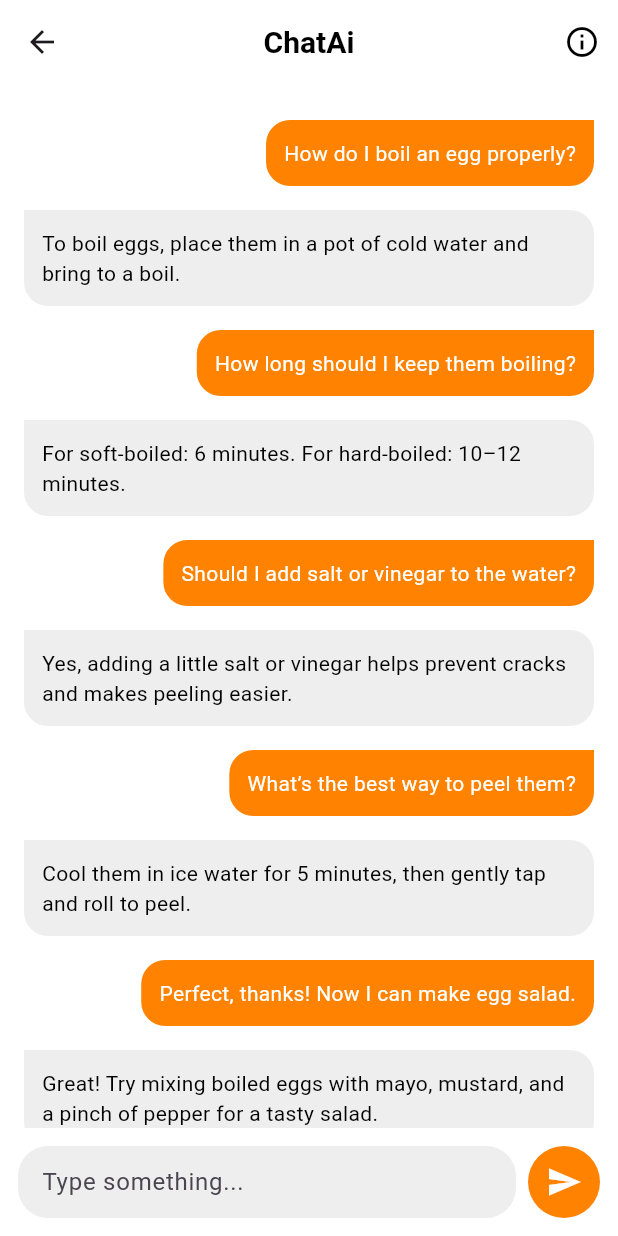
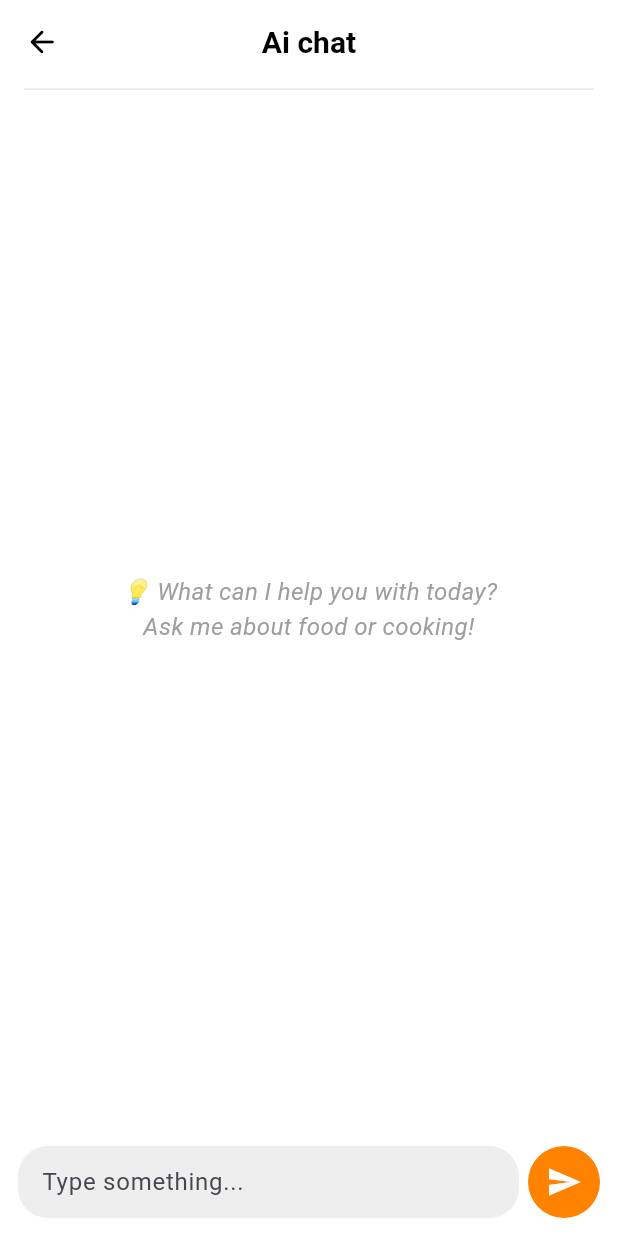
Before and after one commit to Ashfaqibnuajmal/Food_delivery_app_user, a Flutter app: the AiChat screen opened directly, on a phone screen of 412 x 824 dp. Run offline on Flutter 3.47's test engine with Material 3 defaults, Android fonts, the phone set to English and light mode, and no system bars; our stand-ins replace bloc, cloud_firestore, equatable, firebase_auth, firebase_core, flutter_bloc and 6 more; accounts and stored records are empty.

Commit message:
ai chat done

```diff
--- /dev/null
+++ b/lib/features/home/bloc/ai_chat_bloc.dart
@@ -0,0 +1,73 @@
+import 'package:flutter_bloc/flutter_bloc.dart';
+import 'package:google_generative_ai/google_generative_ai.dart';
+import 'package:mera_app/features/home/bloc/ai_chat_event.dart';
+import 'package:mera_app/features/home/bloc/ai_chat_state.dart';
+
+class AiChatBloc extends Bloc<AiChatEvent, AiChatState> {
+  final String apiKey = "AIzaSyBY5c6Xoy95ohk65AsuTNMIeLlfqcMe8SQ";
+  late GenerativeModel model;
+
+  final List<String> allowedKeywords = [
+    "cook",
+    "recipe",
+    "boil",
+    "bake",
+    "grill",
+    "fry",
+    "meal",
+    "food",
+    "curry",
+    "rice",
+    "chicken",
+    "egg",
+    "vegetable",
+    "cake",
+    "snack"
+  ];
+  AiChatBloc() : super(const AiChatInitial()) {
+    model = GenerativeModel(
+      model: 'gemini-2.5-pro',
+      apiKey: apiKey,
+    );
+    on<GenerateContentEvent>((event, emit) async {
+      final updatedMessages = List<Map<String, dynamic>>.from(state.messages)
+        ..add({'text': event.prompt, 'isUser': true});
+      bool allowed = allowedKeywords.any((keyword) =>
+          event.prompt.toLowerCase().contains(keyword.toLowerCase()));
+
+      if (!allowed) {
+        updatedMessages.add({
+          'text':
+              " Sorry, only food and cooking-related questions are allowed. Please try asking something about recipes, ingredients, or cooking methods.",
+          'isUser': false
+        });
+        emit(AiChatLoaded(messages: updatedMessages));
+        return; // Stop further processing
+      }
+      emit(AiChatLoading(
+          messages: updatedMessages, loadingStage: "Thinking..."));
+      await Future.delayed(const Duration(seconds: 3));
+      emit(AiChatLoading(
+          messages: updatedMessages, loadingStage: "Analyzing..."));
+      await Future.delayed(const Duration(seconds: 3));
+      emit(AiChatLoading(messages: updatedMessages, loadingStage: "Typing..."));
+      await Future.delayed(const Duration(seconds: 3));
+      try {
+        final content = [Content.text(event.prompt)];
+        final response = await model.generateContent(content);
+
+        if (response.candidates.isNotEmpty) {
+          updatedMessages.add({'text': response.text ?? "", 'isUser': false});
+        } else {
+          updatedMessages.add({'text': "No response found.", 'isUser': false});
+        }
+
+        emit(AiChatLoaded(messages: updatedMessages));
+      } catch (error) {
+        updatedMessages
+            .add({'text': "Error: ${error.toString()}", 'isUser': false});
+        emit(AiChatError(error: error.toString(), messages: updatedMessages));
+      }
+    });
+  }
+}
--- /dev/null
+++ b/lib/features/home/bloc/ai_chat_event.dart
@@ -0,0 +1,14 @@
+import 'package:equatable/equatable.dart';
+
+abstract class AiChatEvent extends Equatable {
+  const AiChatEvent();
+  @override
+  List<Object> get props => [];
+}
+
+class GenerateContentEvent extends AiChatEvent {
+  final String prompt;
+  const GenerateContentEvent(this.prompt);
+  @override
+  List<Object> get props => [prompt];
+}
--- /dev/null
+++ b/lib/features/home/bloc/ai_chat_state.dart
@@ -0,0 +1,53 @@
+import 'package:equatable/equatable.dart';
+
+class AiChatState extends Equatable {
+  final List<Map<String, dynamic>> messages;
+  final bool isLoading;
+  final String loadingStage;
+  const AiChatState(
+      {this.messages = const [],
+      this.isLoading = false,
+      this.loadingStage = ""});
+
+  AiChatState copyWith({
+    List<Map<String, dynamic>>? messages,
+    bool? isLoading,
+    String? loadingStage,
+  }) {
+    return AiChatState(
+      messages: messages ?? this.messages,
+      isLoading: isLoading ?? this.isLoading,
+      loadingStage: loadingStage ?? this.loadingStage,
+    );
+  }
+
+  @override
+  List<Object> get props => [messages, isLoading, loadingStage];
+}
+
+class AiChatInitial extends AiChatState {
+  const AiChatInitial()
+      : super(messages: const [], isLoading: false, loadingStage: "");
+}
+
+class AiChatLoading extends AiChatState {
+  const AiChatLoading({
+    required super.messages,
+    super.loadingStage = "Thinking...",
+  }) : super(isLoading: true);
+}
+
+class AiChatLoaded extends AiChatState {
+  const AiChatLoaded({required List<Map<String, dynamic>> messages})
+      : super(messages: messages, isLoading: false, loadingStage: "");
+}
+
+class AiChatError extends AiChatState {
+  final String error;
+  const AiChatError({
+    required this.error,
+    required super.messages,
+  }) : super(isLoading: false, loadingStage: "");
+  @override
+  List<Object> get props => [messages, isLoading, loadingStage, error];
+}
--- a/lib/features/home/screens/ai_chat.dart
+++ b/lib/features/home/screens/ai_chat.dart
@@ -1,155 +1,197 @@
 import 'package:flutter/material.dart';
+import 'package:flutter_bloc/flutter_bloc.dart';
 import 'package:mera_app/core/theme/app_color.dart';
+import 'package:mera_app/features/home/bloc/ai_chat_bloc.dart';
+import 'package:mera_app/features/home/bloc/ai_chat_event.dart';
+import 'package:mera_app/features/home/bloc/ai_chat_state.dart';
 
 class AiChat extends StatelessWidget {
   const AiChat({super.key});
 
   @override
   Widget build(BuildContext context) {
-    final List<Map<String, dynamic>> messages = [
-      {'text': 'How do I boil an egg properly?', 'isUser': true},
-      {
-        'text':
-            'To boil eggs, place them in a pot of cold water and bring to a boil.',
-        'isUser': false
-      },
-      {'text': 'How long should I keep them boiling?', 'isUser': true},
-      {
-        'text': 'For soft-boiled: 6 minutes. For hard-boiled: 10–12 minutes.',
-        'isUser': false
-      },
-      {'text': 'Should I add salt or vinegar to the water?', 'isUser': true},
-      {
-        'text':
-            'Yes, adding a little salt or vinegar helps prevent cracks and makes peeling easier.',
-        'isUser': false
-      },
-      {'text': 'What’s the best way to peel them?', 'isUser': true},
-      {
-        'text':
-            'Cool them in ice water for 5 minutes, then gently tap and roll to peel.',
-        'isUser': false
-      },
-      {'text': 'Perfect, thanks! Now I can make egg salad.', 'isUser': true},
-      {
-        'text':
-            'Great! Try mixing boiled eggs with mayo, mustard, and a pinch of pepper for a tasty salad.',
-        'isUser': false
-      },
-    ];
-
+    final TextEditingController userPromptController = TextEditingController();
     return Scaffold(
       backgroundColor: Colors.white,
-      appBar: AppBar(
+      appBar: PreferredSize(
+        preferredSize: const Size.fromHeight(60),
+        child: AppBar(
           backgroundColor: Colors.white,
+          elevation: 0,
           title: const Text(
-          'ChatAi',
+            'Ai chat',
             style: TextStyle(
               color: Colors.black,
               fontSize: 20,
               fontWeight: FontWeight.w600,
             ),
           ),
+          centerTitle: true,
           leading: IconButton(
-            onPressed: () {
-              Navigator.pop(context);
-            },
-            icon: const Icon(Icons.arrow_back_sharp)),
-        centerTitle: true,
-        actions: [
-          IconButton(
-            icon: const Icon(
-              Icons.info_outline,
-              color: Colors.black,
+            onPressed: () => Navigator.pop(context),
+            icon: const Icon(Icons.arrow_back_rounded, color: Colors.black),
           ),
-            onPressed: () {
-              showDialog(
-                context: context,
-                builder: (context) {
-                  return AlertDialog(
-                    backgroundColor: Colors.white,
-                    title: const Text("Food Bot Info"),
-                    content: const Text(
-                      "👨‍🍳 Welcome to Food Chat!\n\n"
-                      "You can ask me about:\n"
-                      "- How to cook or boil food\n"
-                      "- Best recipes for quick meals\n"
-                      "- Healthy eating tips\n"
-                      "- Food safety and storage\n\n"
-                      "Just type your question below and I’ll guide you 🍲",
+          bottom: PreferredSize(
+            preferredSize: const Size.fromHeight(1),
+            child: Container(
+              height: 1,
+              margin: const EdgeInsets.symmetric(horizontal: 16),
+              color: Colors.black.withOpacity(0.1),
             ),
-                    actions: [
-                      TextButton(
-                        onPressed: () => Navigator.pop(context),
-                        child: const Text("Got it!"),
           ),
-                    ],
-                  );
-                },
-              );
-            },
         ),
-        ],
       ),
       body: Column(
         children: [
-          Expanded(
-              child: ListView.builder(
-                  padding: const EdgeInsets.all(16),
-                  itemCount: messages.length,
-                  itemBuilder: (context, index) {
-                    final messge = messages[index];
-                    final isUser = messge['isUser'] as bool;
-                    return Align(
-                      alignment:
-                          isUser ? Alignment.centerRight : Alignment.centerLeft,
-                      child: Container(
-                        margin: const EdgeInsets.symmetric(vertical: 8.0),
-                        padding: const EdgeInsets.all(12.0),
-                        decoration: BoxDecoration(
-                            color: isUser
-                                ? AppColors.primaryOrange
-                                : Colors.grey[200],
-                            borderRadius: BorderRadius.only(
-                                bottomLeft: const Radius.circular(16),
-                                bottomRight: const Radius.circular(16),
-                                topLeft: isUser
-                                    ? const Radius.circular(16)
-                                    : const Radius.circular(0),
-                                topRight: isUser
-                                    ? const Radius.circular(0)
-                                    : const Radius.circular(16))),
+          Expanded(child: BlocBuilder<AiChatBloc, AiChatState>(
+            builder: (context, state) {
+              final messages = state.messages;
+              if (messages.isEmpty) {
+                return const Center(
+                  child: Padding(
+                    padding: EdgeInsets.all(20.0),
                     child: Text(
-                          messge['text'],
+                      "💡 What can I help you with today?\nAsk me about food or cooking!",
+                      textAlign: TextAlign.center,
                       style: TextStyle(
-                              color: isUser ? Colors.white : Colors.black),
+                          color: Colors.grey,
+                          fontSize: 16,
+                          fontStyle: FontStyle.italic),
                     ),
                   ),
                 );
-                  })),
+              }
+              return ListView.builder(
+                  padding:
+                      const EdgeInsets.symmetric(vertical: 20, horizontal: 10),
+                  itemCount: messages.length + (state.isLoading ? 1 : 0),
+                  itemBuilder: (context, index) {
+                    if (state.isLoading && index == messages.length) {
+                      return Padding(
+                        padding: const EdgeInsets.symmetric(vertical: 6.0),
+                        child: Align(
+                          alignment: Alignment.centerLeft,
+                          child: Row(
+                            children: [
+                              const CircleAvatar(
+                                radius: 8,
+                                backgroundColor: Colors.black,
+                                child: Icon(
+                                  Icons.smart_toy,
+                                  color: Colors.white,
+                                  size: 12,
+                                ),
+                              ),
+                              const SizedBox(width: 6),
+                              Text(
+                                state.loadingStage,
+                                style: const TextStyle(
+                                    fontStyle: FontStyle.italic,
+                                    color: Colors.grey),
+                              )
+                            ],
+                          ),
+                        ),
+                      );
+                    }
+                    final message = messages[index];
+                    final isUser = message['isUser'] as bool;
+                    if (isUser) {
+                      return Align(
+                        alignment: Alignment.centerRight,
+                        child: Container(
+                          margin: const EdgeInsets.symmetric(vertical: 6),
+                          padding: const EdgeInsets.all(10),
+                          decoration: const BoxDecoration(
+                              color: AppColors.primaryOrange,
+                              borderRadius: BorderRadius.only(
+                                  topLeft: Radius.circular(20),
+                                  bottomLeft: Radius.circular(20),
+                                  bottomRight: Radius.circular(20),
+                                  topRight: Radius.circular(0))),
+                          child: Text(
+                            message['text'],
+                            style: const TextStyle(
+                                color: Colors.black,
+                                fontWeight: FontWeight.w500),
+                          ),
+                        ),
+                      );
+                    } else {
+                      return Padding(
+                        padding: const EdgeInsets.symmetric(vertical: 6),
+                        child: Row(
+                          crossAxisAlignment: CrossAxisAlignment.start,
+                          children: [
+                            const CircleAvatar(
+                              radius: 8,
+                              backgroundColor: Colors.black,
+                              child: Icon(
+                                Icons.smart_toy,
+                                color: Colors.white,
+                                size: 12,
+                              ),
+                            ),
+                            const SizedBox(width: 6),
+                            Flexible(
+                                child: Container(
+                              padding: const EdgeInsets.all(10),
+                              decoration: const BoxDecoration(
+                                  color: Colors.white,
+                                  borderRadius: BorderRadius.only(
+                                    topRight: Radius.circular(16),
+                                    bottomLeft: Radius.circular(16),
+                                    bottomRight: Radius.circular(16),
+                                    topLeft: Radius.circular(0),
+                                  )),
+                              child: Text(
+                                message['text'],
+                                style: const TextStyle(
+                                  color: Colors.black,
+                                  fontWeight: FontWeight.w500,
+                                ),
+                              ),
+                            ))
+                          ],
+                        ),
+                      );
+                    }
+                  });
+            },
+          )),
           Padding(
-            padding: const EdgeInsets.all(12.0),
+            padding: const EdgeInsets.all(12),
             child: Row(
               children: [
                 Expanded(
                     child: Container(
-                  padding: const EdgeInsets.symmetric(horizontal: 16.0),
+                  padding: const EdgeInsets.symmetric(horizontal: 16),
                   decoration: BoxDecoration(
                       color: Colors.grey[200],
-                    borderRadius: BorderRadius.circular(20),
-                  ),
-                  child: const TextField(
-                    decoration: InputDecoration(
+                      borderRadius: BorderRadius.circular(20)),
+                  child: TextField(
+                    controller: userPromptController,
+                    decoration: const InputDecoration(
                         hintText: "Type something...",
                         border: InputBorder.none),
                   ),
                 )),
-                const SizedBox(width: 8),
+                const SizedBox(width: 6),
                 Container(
                   decoration: const BoxDecoration(
-                      color: AppColors.primaryOrange, shape: BoxShape.circle),
+                    color: AppColors.primaryOrange,
+                    shape: BoxShape.circle,
+                  ),
                   child: IconButton(
-                      onPressed: () {},
+                      onPressed: () {
+                        final prompt = userPromptController.text.trim();
+                        if (prompt.isNotEmpty) {
+                          context
+                              .read<AiChatBloc>()
+                              .add(GenerateContentEvent(prompt));
+                          userPromptController.clear();
+                        }
+                      },
                       icon: const Icon(
                         Icons.send,
                         color: Colors.white,
--- a/lib/features/profile/screens/profile_screens.dart
+++ b/lib/features/profile/screens/profile_screens.dart
@@ -3,7 +3,6 @@ import 'package:flutter_bloc/flutter_bloc.dart';
 import 'package:mera_app/core/routes/app_routes.dart';
 import 'package:mera_app/core/theme/app_color.dart';
 import 'package:mera_app/features/auth/bloc/auth_bloc_bloc.dart';
-import 'package:mera_app/features/auth/presentation/screens/login.dart';
 import 'package:mera_app/features/profile/screens/chat/chat_and_support.dart';
 import 'package:mera_app/features/profile/screens/order/order_history.dart';
 import 'package:mera_app/features/profile/screens/settings/settings.dart';
--- a/lib/main.dart
+++ b/lib/main.dart
@@ -7,6 +7,7 @@ import 'package:mera_app/features/auth/presentation/screens/forgot_password.dart
 import 'package:mera_app/features/auth/presentation/screens/login.dart';
 import 'package:mera_app/features/auth/presentation/screens/sign_up.dart';
 import 'package:mera_app/features/bottom_nav/screens/main_navigation.dart';
+import 'package:mera_app/features/home/bloc/ai_chat_bloc.dart';
 import 'package:mera_app/features/onboarding/screens/intro_screen.dart';
 import 'package:mera_app/features/onboarding/screens/splash_screen.dart';
 import 'package:mera_app/core/constant/firebase_options.dart';
@@ -27,7 +28,10 @@ class MyApp extends StatelessWidget {
   @override
   Widget build(BuildContext context) {
     return MultiBlocProvider(
-        providers: [BlocProvider(create: (context) => AuthBlocBloc())],
+        providers: [
+          BlocProvider(create: (context) => AuthBlocBloc()),
+          BlocProvider(create: (context) => AiChatBloc())
+        ],
         child: MaterialApp(
           debugShowCheckedModeBanner: false,
           theme: ThemeData(
--- a/pubspec.yaml
+++ b/pubspec.yaml
@@ -22,6 +22,8 @@ dependencies:
   google_sign_in: ^6.2.2
   lottie: ^3.2.0
   loading_animation_widget: ^1.3.0
+  equatable: ^2.0.7
+  google_generative_ai: ^0.4.7
 
 dev_dependencies:
   flutter_test:
```
Also changed, not shown: pubspec.lock. Lines whose indentation alone changed are shown as unchanged.
